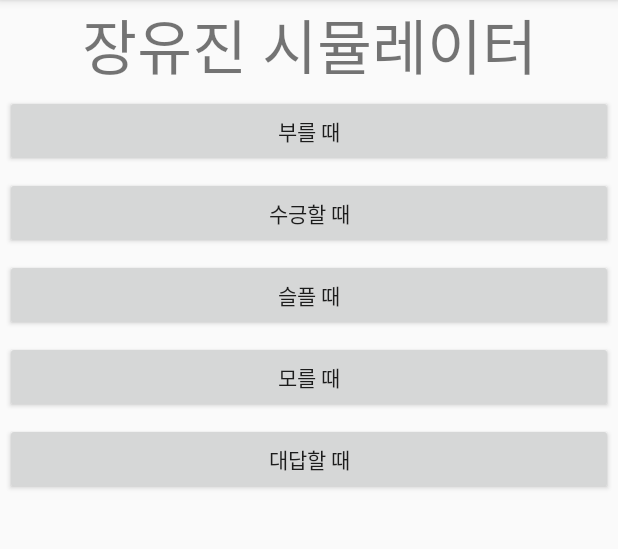
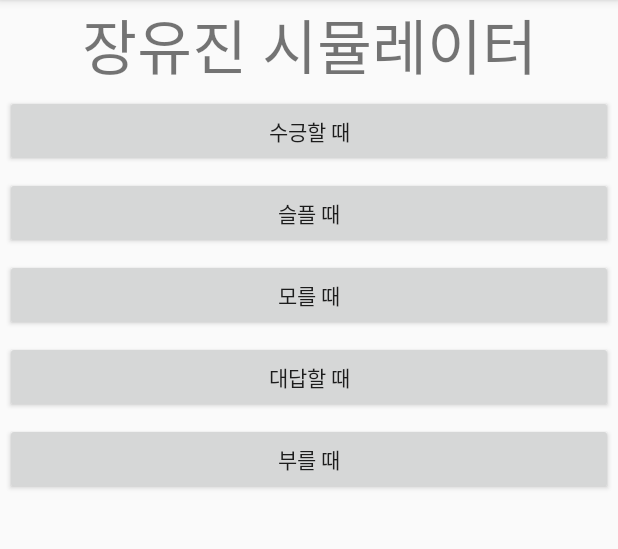
Before and after one commit to chasu1228/friend-simulator, an Android app: the screen it shows after launch (MainActivity), on a phone screen of 412 x 824 dp, the part 84-633 px from its top. Run offline under Robolectric (Android 15) with nearby library versions, the light colour scheme and no system bars.

Commit message:
#13 유진사진프로젝트추가

```diff
--- a/app/src/main/java/kr/hs/emirim/progh2/friendsimulator/u_jin/MainActivity.java
+++ b/app/src/main/java/kr/hs/emirim/progh2/friendsimulator/u_jin/MainActivity.java
@@ -2,32 +2,42 @@ package kr.hs.emirim.progh2.friendsimulator.u_jin;
 
 import android.os.Bundle;
 import android.support.v7.app.AppCompatActivity;
+import android.util.Log;
 import android.view.View;
 import android.widget.Toast;
 
 public class MainActivity extends AppCompatActivity {
+    public final static String TAG="장유진 : MainActivity";
 
     @Override
     protected void onCreate(Bundle savedInstanceState) {
         super.onCreate(savedInstanceState);
+        Log.d(TAG,"onCreats 메소드 호출~");
         setContentView(R.layout.activity_main);
+        Log.d(TAG,"activity_main 레이아웃 세팅~");
+
     }
 
     void onClick(int view) {
+        Log.d(TAG,"onCreats 메소드 호출~");
+        Log.d(TAG,"클릭된 뷰 id : "+view.getId());
         switch (view.getId()){
-            case R.id.button1 :
+            case R.id.button1:
+                Log.d(TAG,"버튼1 클릭");
                 Toast.makeText(this, "뚜뚜들아~", Toast.LENGTH_SHORT).show(); break;
             case R.id.button2:
+                Log.d(TAG,"버튼2 클릭");
                 Toast.makeText(this, "작동 해요~", Toast.LENGTH_SHORT).show(); break;
             case R.id.button3:
+                Log.d(TAG,"버튼3 클릭");
                 Toast.makeText(this, "티티", Toast.LENGTH_SHORT).show(); break;
             case R.id.button4:
+                Log.d(TAG,"버튼4 클릭");
                 Toast.makeText(this, "작동 해요~", Toast.LENGTH_SHORT).show(); break;
             case R.id.button5:
+                Log.d(TAG,"버튼5 클릭");
                 Toast.makeText(this, "작동 해요~", Toast.LENGTH_SHORT).show(); break;
         }
 
         }
     }
-
-}
--- a/app/src/main/res/layout/activity_main.xml
+++ b/app/src/main/res/layout/activity_main.xml
@@ -3,10 +3,12 @@
     xmlns:android="http://schemas.android.com/apk/res/android"
     xmlns:app="http://schemas.android.com/apk/res-auto"
     xmlns:tools="http://schemas.android.com/tools"
+    android:id="@+id/gridview"
     android:orientation="vertical"
     android:layout_width="match_parent"
     android:layout_height="match_parent"
-    tools:context="kr.hs.emirim.progh2.friendsimulator.u_jin.MainActivity">
+    tools:context="kr.hs.emirim.progh2.friendsimulator.u_jin.MainActivity"
+    android:weightSum="1">
 
     <TextView
         android:layout_width="match_parent"
@@ -17,31 +19,20 @@
         app:layout_constraintBottom_toBottomOf="parent" />
 
     <Button
-        android:id="@+id/button1"
-        android:layout_width="match_parent"
-        android:layout_height="wrap_content"
-        android:layout_margin="3dp"
-        android:text="부를 때"
-        android:onClick="onClick"
-        />
-
-    <Button
         android:id="@+id/button2"
         android:layout_width="match_parent"
         android:layout_height="wrap_content"
         android:layout_margin="3dp"
-        android:text="수긍할 때"
         android:onClick="onClick"
-        />
+        android:text="수긍할 때" />
 
     <Button
         android:id="@+id/button3"
         android:layout_width="match_parent"
         android:layout_height="wrap_content"
         android:layout_margin="3dp"
-        android:text="슬플 때"
         android:onClick="onClick"
-        />
+        android:text="슬플 때" />
 
     <Button
         android:id="@+id/button4"
@@ -55,7 +46,15 @@
         android:layout_width="match_parent"
         android:layout_height="wrap_content"
         android:layout_margin="3dp"
-        android:text="대답할 때"
         android:onClick="onClick"
-        />
+        android:text="대답할 때" />
+
+    <Button
+        android:id="@+id/button1"
+        android:layout_width="match_parent"
+        android:layout_height="wrap_content"
+        android:layout_margin="3dp"
+        android:onClick="onClick"
+        android:text="부를 때" />
+
 </LinearLayout>
```
Also changed, not shown: app/src/main/res/Jang_1.jpg (added), app/src/main/res/Jang_2.jpg (added), app/src/main/res/Jang_3.jpg (added), app/src/main/res/Jang_4.jpg (added), app/src/main/res/Jang_5.jpg (added), app/src/main/res/mipmap-mdpi/Jang_1.jpg (added), app/src/main/res/mipmap-mdpi/Jang_2.jpg (added), app/src/main/res/mipmap-mdpi/Jang_3.jpg (added), app/src/main/res/mipmap-mdpi/Jang_4.jpg (added), app/src/main/res/mipmap-mdpi/Jang_5.jpg (added), 6 other files.
